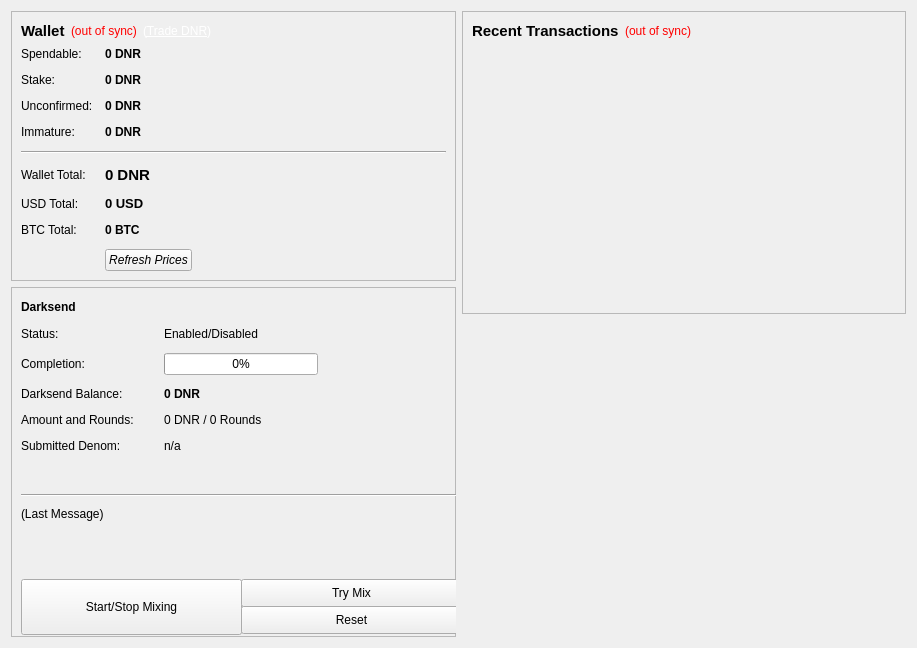
Before: the Qt Designer form src/qt/forms/overviewpage.ui in metaspartan/denarius, drawn with Qt 5.
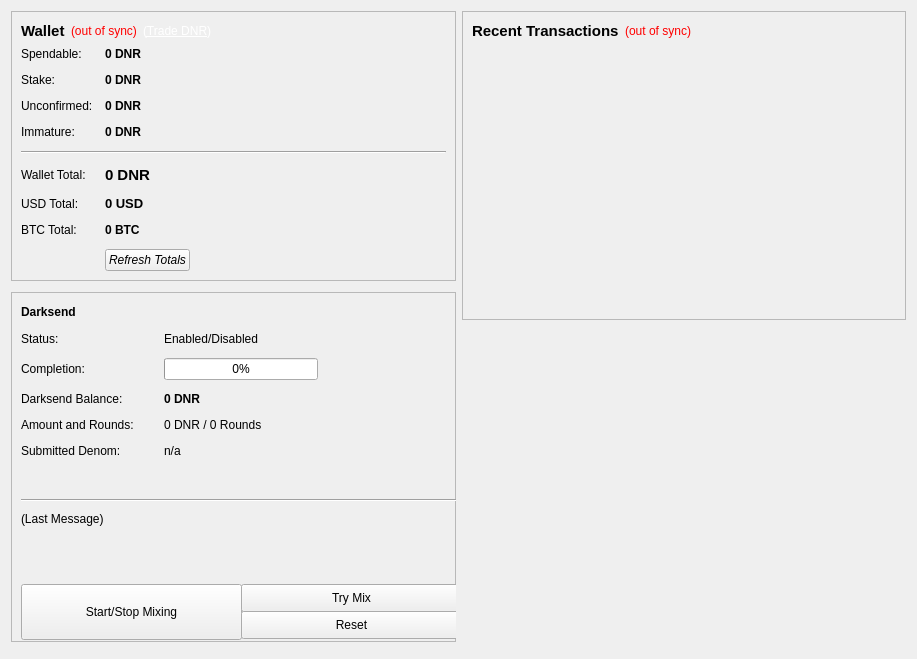
After: the same form once the commit is applied. Icons and pictures are not drawn.

Diff of the .ui file:
```diff
--- a/src/qt/forms/overviewpage.ui
+++ b/src/qt/forms/overviewpage.ui
@@ -7,7 +7,7 @@
     <x>0</x>
     <y>0</y>
     <width>917</width>
-    <height>624</height>
+    <height>659</height>
    </rect>
   </property>
   <property name="windowTitle">
@@ -126,7 +126,7 @@
            </widget>
           </item>
           <item row="1" column="0">
-           <widget class="QLabel" name="label_6">
+           <widget class="QLabel" name="stakelabel">
             <property name="text">
              <string>Stake:</string>
             </property>
@@ -247,7 +247,7 @@
            </widget>
           </item>
           <item row="6" column="0">
-           <widget class="QLabel" name="label_7">
+           <widget class="QLabel" name="usdtotal">
             <property name="text">
              <string>USD Total:</string>
             </property>
@@ -277,7 +277,7 @@
            </widget>
           </item>
           <item row="7" column="0">
-           <widget class="QLabel" name="label_9">
+           <widget class="QLabel" name="btctotal">
             <property name="text">
              <string>BTC Total:</string>
             </property>
@@ -331,7 +331,7 @@
              <enum>Qt::LeftToRight</enum>
             </property>
             <property name="text">
-             <string>Refresh Prices</string>
+             <string>Refresh Totals</string>
             </property>
             <property name="autoDefault">
              <bool>false</bool>
```
Left out of the diff: 4 changed lines with no effect on the pictures.
